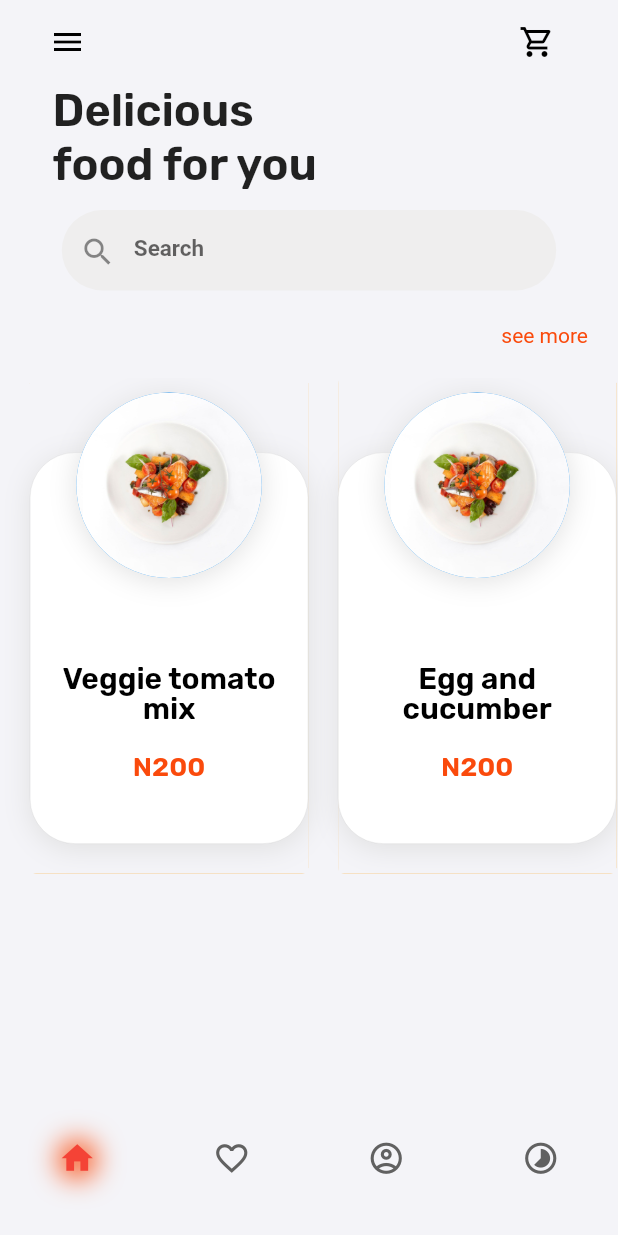
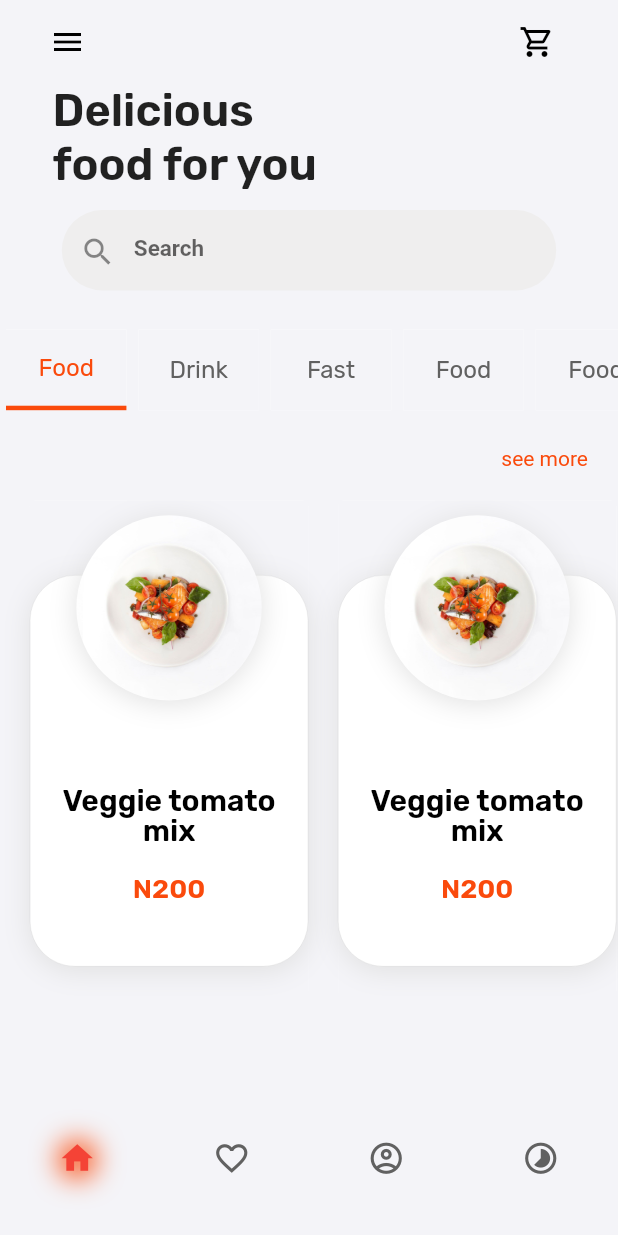
Before and after one commit to axiydev/demo_food_app, a Flutter app: the HomePage screen opened directly, on a phone screen of 412 x 824 dp. Run offline on Flutter 3.47's test engine with Material 2 defaults, Android fonts, the phone set to English and light mode, and no system bars; our stand-ins replace google_fonts.

Commit message:
new_1256578

```diff
--- /dev/null
+++ b/lib/models/card_model.dart
@@ -0,0 +1,12 @@
+class ProductMod{
+  String? about;
+  String? price;
+  String? image;
+  String? heroTag;
+  ProductMod({required this.about,required this.price,required this.image,});
+  ProductMod.hero({required this.about,required this.price,required this.image,required this.heroTag});
+  String? get getAbout=>this.about;
+  String? get getPrice=>this.price;
+  String? get getImage=>this.image;
+  String? get getHeroTag=>this.heroTag;
+}
--- /dev/null
+++ b/lib/pages/custom_widgets/custom_card_widget.dart
@@ -0,0 +1,77 @@
+import 'package:demo_app/models/card_model.dart';
+import 'package:flutter/cupertino.dart';
+import 'package:flutter/material.dart';
+import 'package:google_fonts/google_fonts.dart';
+class CustomCard extends StatelessWidget {
+  final ProductMod productMod;
+  const CustomCard({required this.productMod});
+  @override
+  Widget build(BuildContext context) {
+    final Size size =MediaQuery.of(context).size;
+    return Card(
+      margin: EdgeInsets.only(left: 20),
+      elevation: 0.0,
+      child: Container(
+        width: size.width*0.45,
+        color: Color(0xFFF4F4F8),
+        child:Container(
+          child: Stack(
+            children: [
+              Container(
+                height:double.infinity,
+                width: double.infinity,
+                margin: EdgeInsets.only(top:50,bottom: 20),
+                decoration: BoxDecoration(
+                  borderRadius: BorderRadius.circular(30),
+                  color: Colors.white,
+                  border: Border.all(width: 0.1,color: Colors.grey),
+                  boxShadow: [
+                    BoxShadow(color: Colors.grey[300]!,offset: Offset(0,3),blurRadius: 15,),
+                  ],
+                ),
+                child: Align(
+                    alignment: Alignment.bottomCenter,
+                    child: Container(
+                      padding: EdgeInsets.only(bottom:size.width*0.1,left: 15,right: 15),
+                      child: RichText(
+                        textAlign: TextAlign.center,
+                        text:TextSpan(
+                            text:productMod.about.toString()+"\n\n",
+                            style: GoogleFonts.rubik(fontSize:20,color: Colors.black,height: 1,fontWeight: FontWeight.w600),
+                            children: [
+                              TextSpan(text:productMod.price.toString(),style: GoogleFonts.rubik(color: Color(0xFFFA4A0C),fontSize: 18)),
+                            ]
+                        ),
+                      ),
+                    )
+                ),
+              ),
+              Align(
+                alignment: Alignment.topCenter,
+                child: Container(
+                  height: size.width*0.3,
+                  width: size.width*0.3,
+                  margin: EdgeInsets.only(top:10),
+                  decoration: BoxDecoration(
+                      shape: BoxShape.circle,
+                      boxShadow: [
+                        BoxShadow(color: Colors.grey[300]!,offset: Offset(0,2),blurRadius: 15,),
+                      ],
+                  ),
+                  child: ClipRRect(
+                    borderRadius: BorderRadius.circular(size.width*0.3/2),
+                    child: FadeInImage(
+                      image: AssetImage(productMod.image.toString()),
+                      placeholder: AssetImage("assets/images/ic_logo.png"),
+                      fit: BoxFit.cover,
+                    ),
+                  ),
+                ),
+              )
+            ],
+          ),
+        ),
+      ),
+    );
+  }
+}
--- a/lib/pages/drawer_page/drawer_page.dart
+++ b/lib/pages/drawer_page/drawer_page.dart
@@ -60,14 +60,14 @@ class _DrawerPageState extends State<DrawerPage> {
                   ),
                 ),
                 Container(
-                  width: size.width*0.3,
+                  width: size.width*0.32,
                   padding: EdgeInsets.only(left: 10),
                   child:ListTile(
                     contentPadding: EdgeInsets.all(0),
                     isThreeLine: false,
                     title: Text("SignOut",
                       style:GoogleFonts.rubik(
-                          fontSize: 18,
+                          fontSize: 16,
                           color: Colors.white
                       ),
                     ),
--- a/lib/pages/home_page/home_page.dart
+++ b/lib/pages/home_page/home_page.dart
@@ -1,3 +1,5 @@
+import 'package:demo_app/models/card_model.dart';
+import 'package:demo_app/pages/custom_widgets/custom_card_widget.dart';
 import 'package:demo_app/pages/home_page/home_provider.dart';
 import 'package:demo_app/pages/main_page/main_provider.dart';
 import 'package:flutter/cupertino.dart';
@@ -22,22 +24,30 @@ class _HomePageState extends State<HomePage> with SingleTickerProviderStateMixin
   Animation<double>? yAnimation;
   Animation<double>? scaleAnimation;
   List? listOne=[
-    "Veggie tomato mix",
-    "Egg and cucumber",
-    "Fried chicken m.",
-    "Moi-moi and ekpa",
-    "Veggie tomato mix",
-    "Egg and cucumber",
-    "Fried chicken m.",
-    "Moi-moi and ekpa",
-    "Veggie tomato mix",
-    "Egg and cucumber",
-    "Fried chicken m.",
-    "Moi-moi and ekpa",
-    "Veggie tomato mix",
-    "Egg and cucumber",
-    "Fried chicken m.",
-    "Moi-moi and ekpa",
+    ProductMod(about:"Veggie tomato mix", price: "N200", image:"assets/images/ic_cooc.png"),
+    ProductMod(about:"Veggie tomato mix", price: "N200", image:"assets/images/ic_cooc.png"),
+    ProductMod(about:"Veggie tomato mix", price: "N200", image:"assets/images/ic_cooc.png"),
+    ProductMod(about:"Veggie tomato mix", price: "N200", image:"assets/images/ic_cooc.png"),
+    ProductMod(about:"Veggie tomato mix", price: "N200", image:"assets/images/ic_cooc.png"),
+    ProductMod(about:"Veggie tomato mix", price: "N200", image:"assets/images/ic_cooc.png"),
+    ProductMod(about:"Veggie tomato mix", price: "N200", image:"assets/images/ic_cooc.png"),
+    ProductMod(about:"Veggie tomato mix", price: "N200", image:"assets/images/ic_cooc.png"),
+    ProductMod(about:"Veggie tomato mix", price: "N200", image:"assets/images/ic_cooc.png"),
+    ProductMod(about:"Veggie tomato mix", price: "N200", image:"assets/images/ic_cooc.png"),
+  ];
+  List? lt=[
+    "Food",
+    "Drink",
+    "Fast",
+    "Food",
+    "Food",
+    "Drink",
+    "Fast",
+    "Food",
+    "Food",
+    "Drink",
+    "Fast",
+    "Food",
   ];
   @override
   void initState(){
@@ -57,7 +67,7 @@ class _HomePageState extends State<HomePage> with SingleTickerProviderStateMixin
     super.dispose();
     controller?.dispose();
   }
-
+  bool? isActive1=false;
   double? xOffxet=0;
   double? yOffset=0;
   double? scale=1;
@@ -73,8 +83,7 @@ class _HomePageState extends State<HomePage> with SingleTickerProviderStateMixin
             animation: yAnimation!,
             builder: (context,child)=>AnimatedBuilder(
               animation: scaleAnimation!,
-              builder:(context,child)=>InkWell(
-                  child:Transform(
+              builder:(context,child)=>Transform(
                     transform:Matrix4.translationValues(xAnimation!.value, yAnimation!.value, 0),
                     child: Transform.scale(
                       scale: scaleAnimation!.value,
@@ -90,7 +99,7 @@ class _HomePageState extends State<HomePage> with SingleTickerProviderStateMixin
                               BoxShadow(offset: Offset(-35,35),color: Color(0xFFF4F4F8).withOpacity(0.3),blurRadius: 0),
                             ]
                         ),
-                        child: Scaffold(
+                        child:Scaffold(
                           backgroundColor: Colors.transparent,
                           appBar: AppBar(
                             elevation: 0.0,
@@ -173,7 +182,27 @@ class _HomePageState extends State<HomePage> with SingleTickerProviderStateMixin
                                         ),
                                       ),
                                       SizedBox(height: 20,),
-                                    //#listview
+                                      //#category
+                                      Container(
+                                          height: size.width*0.15,
+                                          width: size.width,
+                                          color: Color(0xFFF4F4F8),
+                                          child: Container(
+                                            child: ListView.builder(
+                                              itemCount: lt?.length,
+                                              shrinkWrap: true,
+                                              scrollDirection: Axis.horizontal,
+                                              itemBuilder: (context,index)=>InkWell(
+                                                child:categoryWid(context,text: lt![index],isActive:index==valueHome.getIndexInfo?true:false),
+                                                onTap: (){
+                                                  valueHome.doActive(index);
+                                                },
+                                              ),
+                                            ),
+                                          )
+                                      ),
+                                      SizedBox(height: 20,),
+                                      //#see more
                                       Container(
                                           padding: EdgeInsets.symmetric(horizontal: 20),
                                           width: size.width,
@@ -194,69 +223,7 @@ class _HomePageState extends State<HomePage> with SingleTickerProviderStateMixin
                                           shrinkWrap: true,
                                           scrollDirection: Axis.horizontal,
                                           itemCount:listOne?.length,
-                                          itemBuilder:(context,index)=>Card(
-                                            color: Colors.orange,
-                                            margin: EdgeInsets.only(left: 20),
-                                            elevation: 0.0,
-                                            child: Container(
-                                              width: size.width*0.45,
-                                              color: Color(0xFFF4F4F8),
-                                              child:Container(
-                                                child: Stack(
-                                                  children: [
-                                                    Container(
-                                                      height:double.infinity,
-                                                      width: double.infinity,
-                                                      margin: EdgeInsets.only(top:50,bottom: 20),
-                                                      decoration: BoxDecoration(
-                                                        borderRadius: BorderRadius.circular(30),
-                                                        color: Colors.white,
-                                                        border: Border.all(width: 0.1,color: Colors.grey),
-                                                        boxShadow: [
-                                                          BoxShadow(color: Colors.grey[300]!,offset: Offset(0,3),blurRadius: 15,),
-                                                        ],
-                                                      ),
-                                                      child: Align(
-                                                        alignment: Alignment.bottomCenter,
-                                                        child: Container(
-                                                          padding: EdgeInsets.only(bottom:size.width*0.1,left: 15,right: 15),
-                                                          child: RichText(
-                                                            textAlign: TextAlign.center,
-                                                            text:TextSpan(
-                                                                text:listOne![index].toString()+"\n\n",
-                                                                style: GoogleFonts.rubik(fontSize:20,color: Colors.black,height: 1,fontWeight: FontWeight.w600),
-                                                                children: [
-                                                                  TextSpan(text: "N200",style: GoogleFonts.rubik(color: Color(0xFFFA4A0C),fontSize: 18)),
-                                                                ]
-                                                            ),
-                                                          ),
-                                                        )
-                                                      ),
-                                                    ),
-                                                    Align(
-                                                      alignment: Alignment.topCenter,
-                                                      child: Container(
-                                                        height: size.width*0.3,
-                                                        width: size.width*0.3,
-                                                        margin: EdgeInsets.only(top:10),
-                                                        decoration: BoxDecoration(
-                                                          shape: BoxShape.circle,
-                                                          color: Colors.blue,
-                                                          boxShadow: [
-                                                            BoxShadow(color: Colors.grey[300]!,offset: Offset(0,2),blurRadius: 15,),
-                                                          ],
-                                                          image: DecorationImage(
-                                                            image: AssetImage('assets/images/ic_cooc.png'),
-                                                            fit: BoxFit.cover,
-                                                          )
-                                                        ),
-                                                      ),
-                                                    )
-                                                  ],
-                                                ),
-                                              ),
-                                            ),
-                                          ),
+                                          itemBuilder:(context,index)=>CustomCard(productMod:listOne![index]),
                                         ),
                                       ),
                                     ],
@@ -270,28 +237,34 @@ class _HomePageState extends State<HomePage> with SingleTickerProviderStateMixin
                             type:BottomNavigationBarType.fixed,
                             elevation: 0.0,
                             backgroundColor:Color(0xFFF4F4F8),
+                            onTap: (index){
+                              valueHome.doActiveBottom(index);
+                            },
                             items: [
                               BottomNavigationBarItem(
                                 icon:shadowWidget(
-                                    child: Icon(Icons.home,color: Colors.red,size: 25,),
-                                    isActive: true,
+                                  child: Icon(Icons.home,color:valueHome.getIndexBottomInfo==0?Colors.red:Colors.grey[700],size: 25,),
+                                  isActive:valueHome.getIndexBottomInfo==0?true:false,
                                 ),
                                 label: "",
                               ),
                               BottomNavigationBarItem(
-                                icon:shadowWidget(child: Icon(Icons.favorite_border,color: Colors.grey[700],size: 25,),),
+                                icon:shadowWidget(child: Icon(Icons.favorite_border,color: valueHome.getIndexBottomInfo==1?Colors.red:Colors.grey[700],size: 25,),
+                                  isActive:valueHome.getIndexBottomInfo==1?true:false,
+                                ),
                                 label: "",
                               ),
                               BottomNavigationBarItem(
-                                icon:shadowWidget(child:Icon(Icons.account_circle_outlined,color: Colors.grey[700],size: 25,)),
+                                icon:shadowWidget(child:Icon(Icons.account_circle_outlined,color: valueHome.getIndexBottomInfo==2?Colors.red:Colors.grey[700],size: 25,),
+                                  isActive:valueHome.getIndexBottomInfo==2?true:false,),
                                 label: "",
                               ),
                               BottomNavigationBarItem(
-                                icon:shadowWidget(child:Icon(Icons.timelapse,color: Colors.grey[700],size: 25,)),
+                                icon:shadowWidget(child:Icon(Icons.timelapse,color:valueHome.getIndexBottomInfo==3?Colors.red:Colors.grey[700],size: 25,),
+                                  isActive:valueHome.getIndexBottomInfo==3?true:false,),
                                 label: "",
                               ),
                             ],
-                          ),
                           ),
                         ),
                       ),
@@ -313,4 +286,27 @@ class _HomePageState extends State<HomePage> with SingleTickerProviderStateMixin
       ),
     );
   }
+
+  Widget categoryWid(BuildContext context,{String? text,bool isActive=false}){
+    final Size size=MediaQuery.of(context).size;
+    return AspectRatio(
+        aspectRatio:2/1.4,
+        child: Card(
+          elevation: 0.0,
+          shape: RoundedRectangleBorder(
+            borderRadius: BorderRadius.circular(0.0),
+          ),
+          child: Container(
+            height: size.width*0.1,
+            decoration: BoxDecoration(
+              color: Color(0xFFF4F4F8),
+              border: isActive?Border(bottom: BorderSide(width: 3,color: Color(0xFFFA4A0C))):null,
+            ),
+            child: Center(
+              child: Text(text.toString(),style: GoogleFonts.rubik(color:isActive?Color(0xFFFA4A0C):Colors.grey[700],fontSize: 16,fontWeight: FontWeight.w400),),
+            ),
+          ),
+        ),
+      );
   }
+}
--- a/lib/pages/home_page/home_provider.dart
+++ b/lib/pages/home_page/home_provider.dart
@@ -2,9 +2,24 @@ import 'package:flutter/cupertino.dart';
 
 class HomeProvider with ChangeNotifier{
   double borderValue=.0;
+  bool isActive=false;
+  int index=0;
+  int indexBottom=0;
+  void doActive(int index1){
+    isActive=true;
+    index=index1;
+    notifyListeners();
+  }
+  void doActiveBottom(int index){
+    indexBottom=index;
+    notifyListeners();
+  }
   void changeBorderRadius({double? borderValue1}){
     borderValue=borderValue1!;
     notifyListeners();
   }
   double get borderValueInfo=>this.borderValue;
+  bool get getIsActiveInfo=>this.isActive;
+  int get getIndexInfo=>this.index;
+  int get getIndexBottomInfo=>this.indexBottom;
 }
```
Lines whose indentation alone changed are shown as unchanged.
